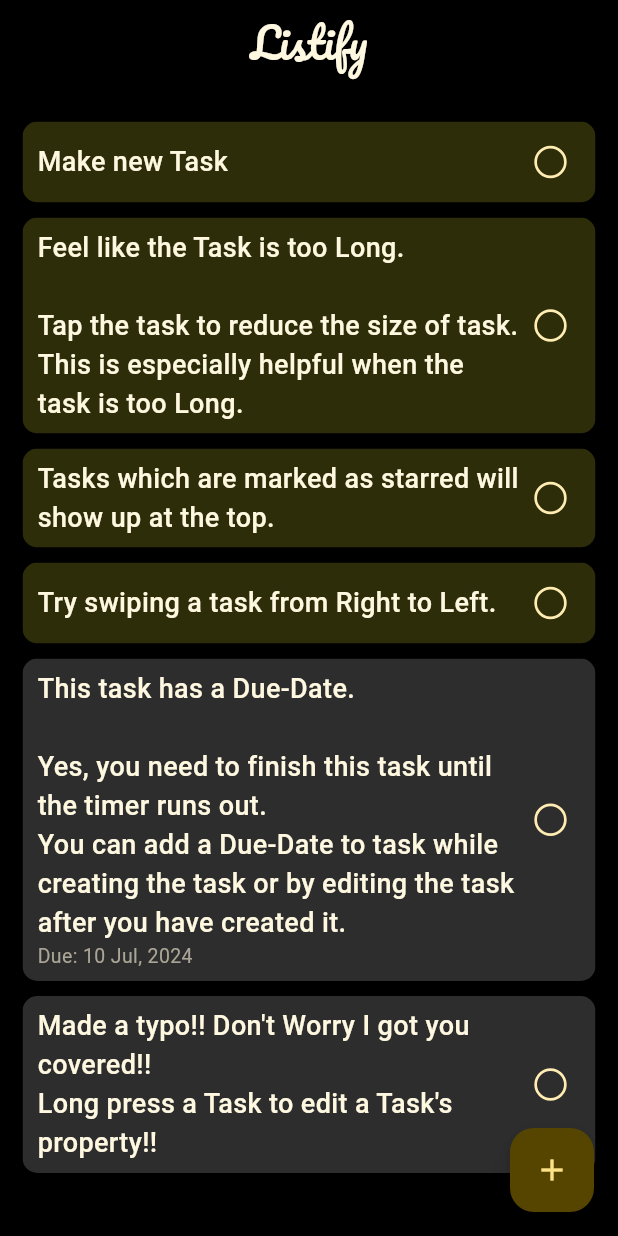
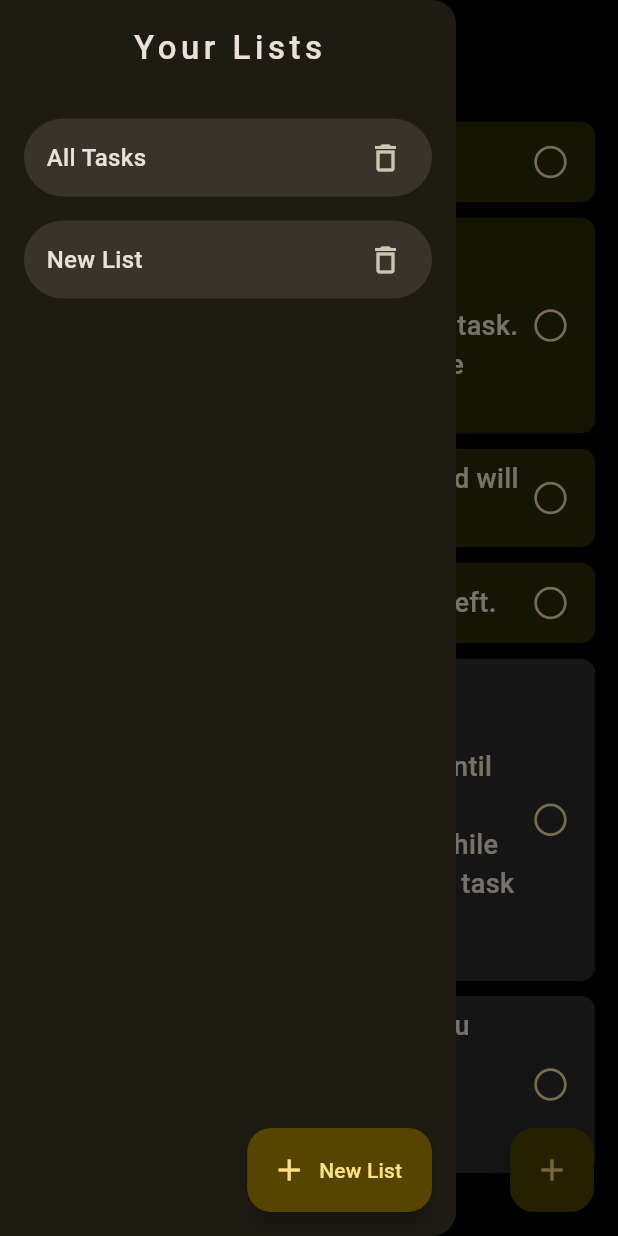
Before and after one commit to RUDisCOOL/Listify-ToDo-App, a Flutter app: the screen it shows after launch, with the side drawer open (before the commit the screen has no drawer), on a phone screen of 412 x 824 dp. Run offline on Flutter 3.47's test engine with Material 3 defaults, Android fonts, the phone set to English and light mode, and no system bars; drawn by our look-alikes of flutter_slidable; our stand-ins replace google_fonts, hive_flutter; accounts and stored records are empty.

Commit message:
Added: UI for creating, deleting and editing new lists

```diff
--- a/lib/main.dart
+++ b/lib/main.dart
@@ -12,6 +12,7 @@ const borderColor = Color.fromARGB(255, 255, 236, 179);
 const fabColor = Color.fromARGB(255, 255, 224, 130);
 const bottomSheetBackgroundColor = Color.fromARGB(255, 30, 30, 30);
 const inputHintColor = Color.fromARGB(255, 135, 135, 120);
+const buttonForegroundColor = Color.fromARGB(255, 85, 85, 70);
 
 void main() async {
   await Hive.initFlutter();
@@ -65,6 +66,22 @@ class MyApp extends StatelessWidget {
             visualDensity: VisualDensity(horizontal: -1.5, vertical: -1.5),
           ),
         ),
+        dialogTheme:
+            const DialogTheme(backgroundColor: bottomSheetBackgroundColor),
+        elevatedButtonTheme: const ElevatedButtonThemeData(
+          style: ButtonStyle(
+            backgroundColor: WidgetStatePropertyAll(commonFontColor),
+            foregroundColor: WidgetStatePropertyAll(buttonForegroundColor),
+            padding: WidgetStatePropertyAll(
+                EdgeInsets.symmetric(vertical: 0, horizontal: 0)),
+            minimumSize: WidgetStatePropertyAll(
+              Size(70, 40),
+            ),
+            maximumSize: WidgetStatePropertyAll(
+              Size(70, 40),
+            ),
+          ),
+        ),
         useMaterial3: true,
       ),
     );
--- a/lib/pages/home_page.dart
+++ b/lib/pages/home_page.dart
@@ -1,6 +1,7 @@
 import 'package:flutter/material.dart';
 import 'package:google_fonts/google_fonts.dart';
 import 'package:hive_flutter/adapters.dart';
+import 'package:to_do_app/util/list_name_tile.dart';
 import 'package:to_do_app/util/to_do_tile.dart';
 import 'package:to_do_app/util/database.dart';
 import 'package:flutter_slidable/flutter_slidable.dart';
@@ -21,13 +22,65 @@ class _HomePageState extends State<HomePage> {
     seedColor: const Color.fromARGB(255, 255, 248, 225),
     brightness: Brightness.dark,
   ).primary;
-  final _inputHintColor = const Color.fromARGB(255, 85, 85, 70);
 
   Box box = Hive.box('myTasks');
   Database db = Database();
   final textController = TextEditingController();
   DateTime? dueDate;
   DateTime? pickedDate;
+
+  void _inputOrEditListName({index}) {
+    textController.clear();
+    if (index != null) {
+      textController.text = db.allListNames[index];
+    }
+    showDialog(
+      context: context,
+      builder: (BuildContext context) {
+        return AlertDialog(
+          content: TextField(
+            autofocus: true,
+            controller: textController,
+            decoration:
+                const InputDecoration(hintText: 'Enter the a new list-name'),
+          ),
+          actions: [
+            ElevatedButton(
+              onPressed: () {
+                if (index != null && textController.text.isNotEmpty) {
+                  _editListName(index, textController.text);
+                } else if (textController.text.isNotEmpty) {
+                  _createNewList(textController.text);
+                }
+                Navigator.of(context).pop();
+              },
+              child: const Text('Save'),
+            )
+          ],
+        );
+      },
+    );
+  }
+
+  void _createNewList(String listName) {
+    setState(() {
+      db.allListNames.add(listName);
+    });
+  }
+
+  void _editListName(index, String newListName) {
+    setState(() {
+      db.allListNames[index] = newListName;
+    });
+  }
+
+  void _showListItems() {}
+
+  void _deleteList(index) {
+    setState(() {
+      db.allListNames.removeAt(index);
+    });
+  }
 
   void _sortToDoList() {
     List<Map<dynamic, dynamic>> starredTasks = [];
@@ -252,21 +305,6 @@ class _HomePageState extends State<HomePage> {
                           ],
                         ),
                         ElevatedButton(
-                          style: ButtonStyle(
-                            backgroundColor:
-                                WidgetStatePropertyAll(_textInputColor),
-                            foregroundColor:
-                                WidgetStatePropertyAll(_inputHintColor),
-                            padding: const WidgetStatePropertyAll(
-                                EdgeInsets.symmetric(
-                                    vertical: 0, horizontal: 0)),
-                            minimumSize: const WidgetStatePropertyAll(
-                              Size(70, 40),
-                            ),
-                            maximumSize: const WidgetStatePropertyAll(
-                              Size(70, 40),
-                            ),
-                          ),
                           onPressed: () {
                             if (textController.text.trim().isNotEmpty) {
                               if (index != null) {
@@ -322,6 +360,47 @@ class _HomePageState extends State<HomePage> {
         backgroundColor: Theme.of(context).scaffoldBackgroundColor,
         centerTitle: true,
       ),
+      drawer: Drawer(
+        child: SafeArea(
+          child: Column(
+            children: [
+              Container(
+                padding: const EdgeInsets.all(16.0),
+                alignment: Alignment.center,
+                child: const Text(
+                  'Your Lists',
+                  style: TextStyle(
+                      fontSize: 22,
+                      fontWeight: FontWeight.w500,
+                      letterSpacing: 3),
+                ),
+              ),
+              Expanded(
+                child: ListView.builder(
+                  padding: const EdgeInsets.all(8),
+                  itemCount: db.allListNames.length,
+                  itemBuilder: (context, index) {
+                    return ListNameTile(
+                        listName: db.allListNames[index],
+                        onDelete: () => _deleteList(index),
+                        onSelected: () => _showListItems,
+                        onEdit: () => _inputOrEditListName(index: index));
+                  },
+                ),
+              ),
+              Container(
+                padding: const EdgeInsets.all(16.0),
+                alignment: Alignment.bottomRight,
+                child: FloatingActionButton.extended(
+                  onPressed: _inputOrEditListName,
+                  label: const Text('New List'),
+                  icon: const Icon(Icons.add),
+                ),
+              ),
+            ],
+          ),
+        ),
+      ),
       backgroundColor: Theme.of(context).scaffoldBackgroundColor,
       body: Padding(
         padding: const EdgeInsets.only(
--- a/lib/util/database.dart
+++ b/lib/util/database.dart
@@ -3,6 +3,10 @@ import 'package:hive_flutter/adapters.dart';
 class Database {
   final box = Hive.box('myTasks');
   List<dynamic> toDoList = [];
+  List<String> allListNames = [
+    'All Tasks',
+    'New List',
+  ];
 
   void createInitialData() {
     toDoList.addAll(
@@ -54,14 +58,14 @@ class Database {
         },
       ],
     );
-    box.put('ToDoList', toDoList);
+    box.put('AllTasks', toDoList);
   }
 
   void loadData() {
-    toDoList = box.get('ToDoList');
+    toDoList = box.get('AllTasks');
   }
 
   void updateData() {
-    box.put('ToDoList', toDoList);
+    box.put('AllTasks', toDoList);
   }
 }
--- /dev/null
+++ b/lib/util/list_name_tile.dart
@@ -0,0 +1,81 @@
+import 'package:flutter/material.dart';
+
+class ListNameTile extends StatelessWidget {
+  const ListNameTile({
+    required this.listName,
+    required this.onDelete,
+    required this.onSelected,
+    required this.onEdit,
+    super.key,
+  });
+  final void Function() onEdit;
+  final void Function() onSelected;
+  final void Function() onDelete;
+
+  final String listName;
+
+  @override
+  Widget build(BuildContext context) {
+    return GestureDetector(
+      onLongPress: () {
+        onEdit();
+      },
+      onTap: onSelected,
+      child: Card.filled(
+        shape: const RoundedRectangleBorder(
+          borderRadius: BorderRadius.all(
+            Radius.circular(30),
+          ),
+        ),
+        margin: const EdgeInsets.all(8.0),
+        child: Padding(
+          padding: const EdgeInsets.only(
+              left: 15.0, right: 10.0, top: 5.0, bottom: 5.0),
+          child: Row(
+            mainAxisAlignment: MainAxisAlignment.spaceBetween,
+            children: [
+              Text(
+                listName,
+                style:
+                    const TextStyle(fontSize: 16, fontWeight: FontWeight.w500),
+              ),
+              IconButton(
+                onPressed: () {
+                  showDialog(
+                      context: context,
+                      builder: (BuildContext context) {
+                        return AlertDialog(
+                          title: const Text('Do you want to delete this list?'),
+                          content: Row(
+                            mainAxisAlignment: MainAxisAlignment.end,
+                            children: [
+                              ElevatedButton(
+                                onPressed: () {
+                                  onDelete();
+                                  Navigator.of(context).pop();
+                                },
+                                child: const Text('Yes'),
+                              ),
+                              const SizedBox(
+                                width: 15,
+                              ),
+                              ElevatedButton(
+                                onPressed: () {
+                                  Navigator.of(context).pop();
+                                },
+                                child: const Text('No'),
+                              ),
+                            ],
+                          ),
+                        );
+                      });
+                },
+                icon: const Icon(Icons.delete_outline),
+              ),
+            ],
+          ),
+        ),
+      ),
+    );
+  }
+}
--- a/lib/util/to_do_tile.dart
+++ b/lib/util/to_do_tile.dart
@@ -2,24 +2,24 @@ import 'package:flutter/material.dart';
 import 'package:flutter_slidable/flutter_slidable.dart';
 import 'package:intl/intl.dart';
 
-const _borderColor = Color.fromARGB(255, 255, 236, 179);
+const borderColor = Color.fromARGB(255, 255, 236, 179);
 
 class ToDoTile extends StatelessWidget {
   // Colors
-  final _tileBackgroundColor = const Color.fromARGB(255, 45, 45, 45);
-  final _completedTileBackgroundColor = const Color.fromARGB(255, 15, 15, 15);
-  final _starredCompletedTileBackgroundColor =
+  final tileBackgroundColor = const Color.fromARGB(255, 45, 45, 45);
+  final completedTileBackgroundColor = const Color.fromARGB(255, 15, 15, 15);
+  final starredCompletedTileBackgroundColor =
       const Color.fromARGB(255, 25, 25, 5);
-  final _starredTileBackgroundColor = const Color.fromARGB(255, 45, 45, 10);
-  final _commonTextColor = const Color.fromARGB(255, 255, 248, 225);
-  final _completedTextColor = const Color.fromARGB(255, 100, 100, 100);
-  final _lineThroughColor = const Color.fromARGB(255, 52, 52, 52);
-  final _starBackgroundColor = const Color.fromARGB(255, 75, 75, 75);
-  final _starForegroundColor = const Color.fromARGB(255, 255, 215, 0);
-  final _deleteBackgroundColor = const Color.fromARGB(255, 255, 125, 125);
-  final _deleteForegroundColor = const Color.fromARGB(255, 0, 0, 0);
-  final _dueDateColor = const Color.fromARGB(255, 170, 165, 150);
-  final _pastDueDateColor = const Color.fromARGB(255, 255, 125, 125);
+  final starredTileBackgroundColor = const Color.fromARGB(255, 45, 45, 10);
+  final commonTextColor = const Color.fromARGB(255, 255, 248, 225);
+  final completedTextColor = const Color.fromARGB(255, 100, 100, 100);
+  final lineThroughColor = const Color.fromARGB(255, 52, 52, 52);
+  final starBackgroundColor = const Color.fromARGB(255, 75, 75, 75);
+  final starForegroundColor = const Color.fromARGB(255, 255, 215, 0);
+  final deleteBackgroundColor = const Color.fromARGB(255, 255, 125, 125);
+  final deleteForegroundColor = const Color.fromARGB(255, 0, 0, 0);
+  final dueDateColor = const Color.fromARGB(255, 170, 165, 150);
+  final pastDueDateColor = const Color.fromARGB(255, 255, 125, 125);
 
   // DATA
   final bool value;
@@ -68,15 +68,15 @@ class ToDoTile extends StatelessWidget {
               children: [
                 SlidableAction(
                   autoClose: true,
-                  backgroundColor: _starBackgroundColor,
-                  foregroundColor: _starForegroundColor,
+                  backgroundColor: starBackgroundColor,
+                  foregroundColor: starForegroundColor,
                   icon: star ? Icons.star : Icons.star_border,
                   onPressed: (context) => onStarred!(!star),
                 ),
                 SlidableAction(
                   autoClose: true,
-                  backgroundColor: _deleteBackgroundColor,
-                  foregroundColor: _deleteForegroundColor,
+                  backgroundColor: deleteBackgroundColor,
+                  foregroundColor: deleteForegroundColor,
                   icon: Icons.delete_outlined,
                   onPressed: (context) => onDelete!(),
                 ),
@@ -88,11 +88,11 @@ class ToDoTile extends StatelessWidget {
               decoration: BoxDecoration(
                 color: star
                     ? value
-                        ? _starredCompletedTileBackgroundColor
-                        : _starredTileBackgroundColor
+                        ? starredCompletedTileBackgroundColor
+                        : starredTileBackgroundColor
                     : value
-                        ? _completedTileBackgroundColor
-                        : _tileBackgroundColor,
+                        ? completedTileBackgroundColor
+                        : tileBackgroundColor,
               ),
               child: Row(
                 children: [
@@ -108,14 +108,13 @@ class ToDoTile extends StatelessWidget {
                               fontWeight: FontWeight.w500,
                               decoration:
                                   value ? TextDecoration.lineThrough : null,
-                              decorationColor: _lineThroughColor,
+                              decorationColor: lineThroughColor,
                               decorationThickness: 3,
                               color: value
-                                  ? _completedTextColor
-                                  : _commonTextColor),
+                                  ? completedTextColor
+                                  : commonTextColor),
                           maxLines: maxLines,
-                          overflow:
-                              maxLines != null ? TextOverflow.fade : null,
+                          overflow: maxLines != null ? TextOverflow.fade : null,
                           softWrap: true,
                         ),
                         if (dueDate != null)
@@ -123,11 +122,11 @@ class ToDoTile extends StatelessWidget {
                             "Due: ${dueDate!.day} ${DateFormat.MMM().format(dueDate!)}, ${dueDate!.year}",
                             style: TextStyle(
                               color: value
-                                  ? _completedTextColor
+                                  ? completedTextColor
                                   : dueDate!.difference(DateTime.now()).inDays <
                                           1
-                                      ? _pastDueDateColor
-                                      : _dueDateColor,
+                                      ? pastDueDateColor
+                                      : dueDateColor,
                               fontSize: 13,
                             ),
                           ),
@@ -141,26 +140,28 @@ class ToDoTile extends StatelessWidget {
                       fillColor: WidgetStatePropertyAll(
                         star
                             ? value
-                                ? _starredCompletedTileBackgroundColor
-                                : _starredTileBackgroundColor
+                                ? starredCompletedTileBackgroundColor
+                                : starredTileBackgroundColor
                             : value
-                                ? _completedTileBackgroundColor
-                                : _tileBackgroundColor,
+                                ? completedTileBackgroundColor
+                                : tileBackgroundColor,
                       ),
-                      side: WidgetStateBorderSide.resolveWith((states) {
+                      side: WidgetStateBorderSide.resolveWith(
+                        (states) {
                           if (states.contains(WidgetState.selected)) {
                             return BorderSide(
                               width: 1.5,
                               color: star
-                                ? _starredCompletedTileBackgroundColor
-                                : _completedTileBackgroundColor,
+                                  ? starredCompletedTileBackgroundColor
+                                  : completedTileBackgroundColor,
                             );
                           }
                           return const BorderSide(
                             width: 1.5,
-                          color: _borderColor,
+                            color: borderColor,
                           );
-                      }),
+                        },
+                      ),
                       onChanged: (value) => onChanged!(value),
                     ),
                   ),
--- a/pubspec.yaml
+++ b/pubspec.yaml
@@ -41,6 +41,7 @@ dependencies:
   flutter_localizations:
     sdk: flutter
   intl: ^0.19.0
+  path_provider: ^2.1.3
 
 dev_dependencies:
   flutter_test:
```
Also changed, not shown: pubspec.lock. Lines whose indentation alone changed are shown as unchanged.
